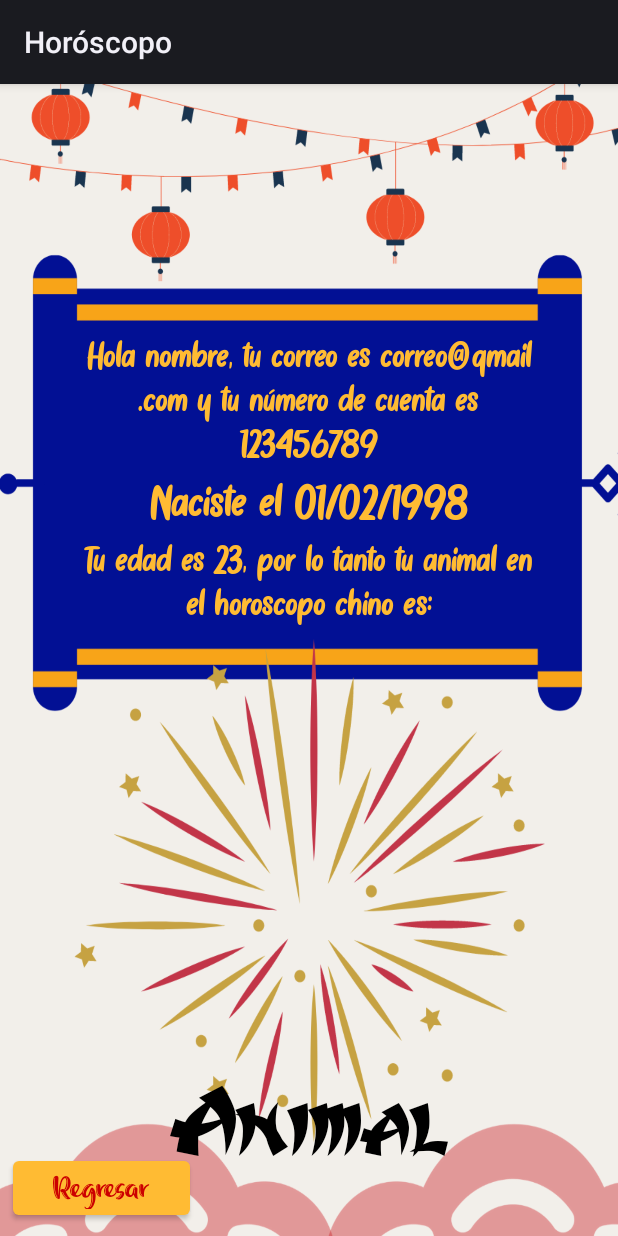
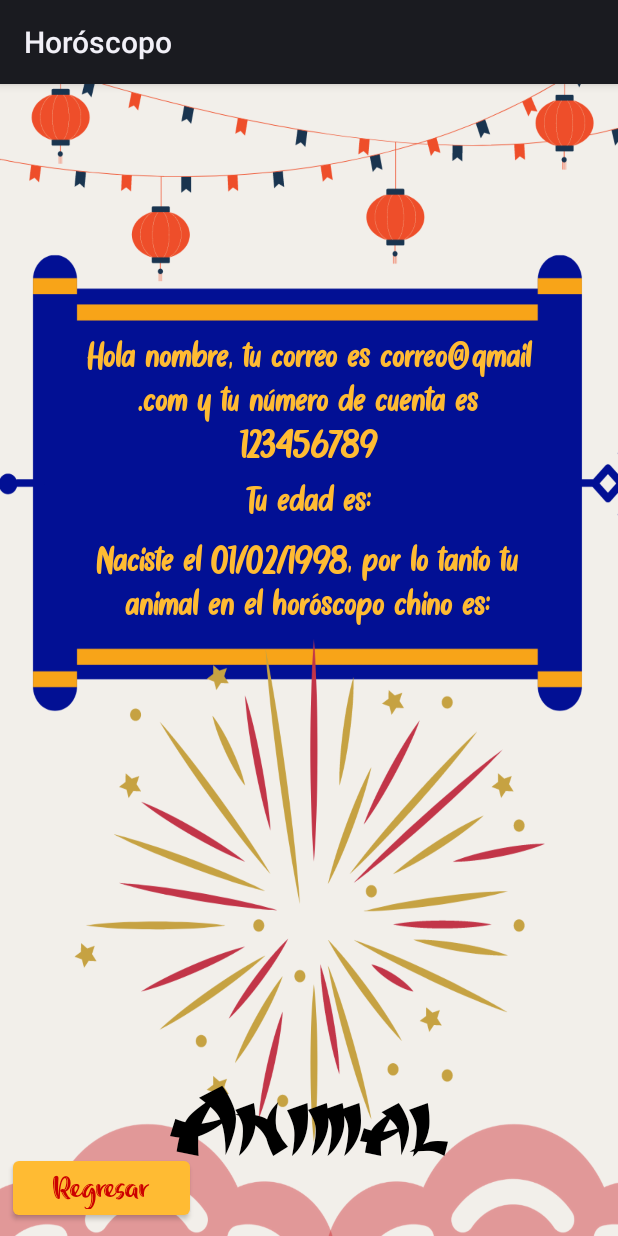
Before and after one commit to VanessaMtzMtz/PrimeraApp-Android, an Android app: the layout activity_main2.xml on its own in the app's theme, with its tools: preview values and no code run, on a phone screen of 412 x 824 dp. Run offline under Robolectric (Android 15) with nearby library versions, the phone set to English and light mode, and no system bars.

Commit message:
Intents
Paso de valores de un activity a otro, y creación del botón regresar

```diff
--- a/Ejercicio1/app/src/main/res/layout/activity_main2.xml
+++ b/Ejercicio1/app/src/main/res/layout/activity_main2.xml
@@ -13,6 +13,7 @@
         android:layout_height="48dp"
         android:backgroundTint="@android:color/holo_orange_light"
         android:fontFamily="@font/manisbanget"
+        android:onClick="clickButtonRegresar"
         android:text="@string/txtRegresa"
         android:textAllCaps="false"
         android:textColor="@android:color/holo_red_dark"
@@ -56,23 +57,24 @@
 
     <TextView
         android:id="@+id/tvFecha"
-        android:layout_width="311dp"
-        android:layout_height="40dp"
+        android:layout_width="304dp"
+        android:layout_height="69dp"
         android:fontFamily="@font/cottonbutter"
         android:textAlignment="center"
         android:textColor="@android:color/holo_orange_light"
-        android:textSize="34sp"
+        android:textSize="27sp"
         app:layout_constraintBottom_toBottomOf="parent"
         app:layout_constraintEnd_toEndOf="parent"
+        app:layout_constraintHorizontal_bias="0.495"
         app:layout_constraintStart_toStartOf="parent"
         app:layout_constraintTop_toTopOf="parent"
-        app:layout_constraintVertical_bias="0.357"
-        tools:text="Naciste el 01/02/1998" />
+        app:layout_constraintVertical_bias="0.432"
+        tools:text="Naciste el 01/02/1998, por lo tanto tu animal en el horóscopo chino es:" />
 
     <TextView
         android:id="@+id/tvEdad"
-        android:layout_width="310dp"
-        android:layout_height="63dp"
+        android:layout_width="313dp"
+        android:layout_height="37dp"
         android:fontFamily="@font/cottonbutter"
         android:textAlignment="center"
         android:textColor="@android:color/holo_orange_light"
@@ -82,6 +84,6 @@
         app:layout_constraintHorizontal_bias="0.504"
         app:layout_constraintStart_toStartOf="parent"
         app:layout_constraintTop_toTopOf="parent"
-        app:layout_constraintVertical_bias="0.429"
-        tools:text="Tu edad es 23, por lo tanto tu animal en el horoscopo chino es:" />
+        app:layout_constraintVertical_bias="0.359"
+        tools:text="Tu edad es:" />
 </androidx.constraintlayout.widget.ConstraintLayout>
```
Also changed, not shown: Ejercicio1/app/src/main/java/com/example/ejercicio1/MainActivity.kt (+23 -9 lines), Ejercicio1/app/src/main/java/com/example/ejercicio1/MainActivity2.kt (+27 -6 lines).
